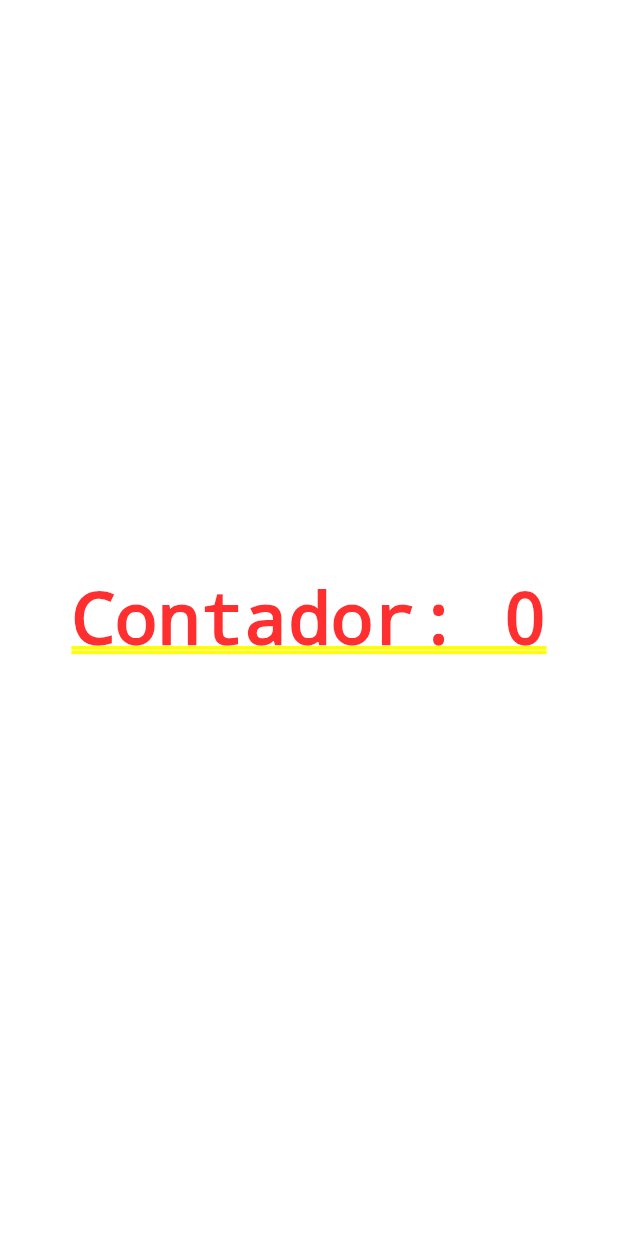
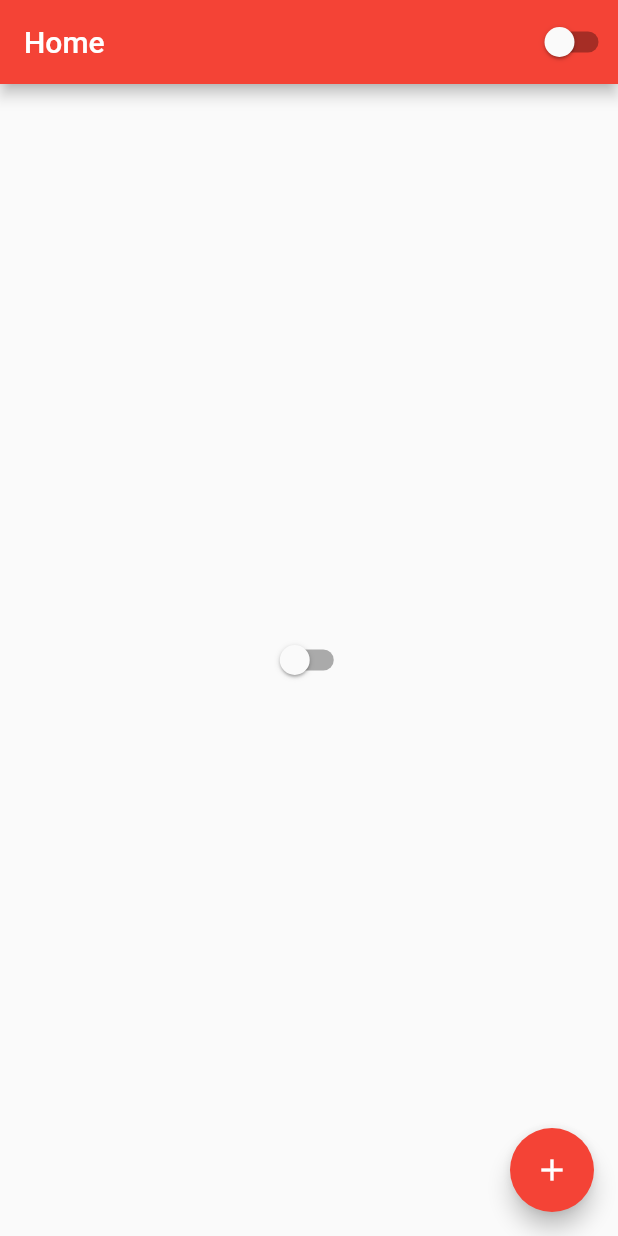
Before and after one commit to LucasVicenti12/Estudo-de-Dart-com-Flutter, a Flutter app: the screen it shows after launch, on a phone screen of 412 x 824 dp. Run offline on Flutter 3.47's test engine with Material 2 defaults, Android fonts, the phone set to English and light mode, and no system bars.

Commit message:
Componetizacao de widgets

```diff
--- /dev/null
+++ b/lib/AppWidget.dart
@@ -0,0 +1,22 @@
+import 'package:flutter/cupertino.dart';
+import 'package:flutter/material.dart';
+import 'package:ola_mundo/app_controller.dart';
+import 'home_page.dart';
+
+class AppWidget extends StatelessWidget{
+
+  @override
+  Widget build(BuildContext context) {
+    return AnimatedBuilder(
+      animation: AppController.instance,
+      builder: (context, child) {
+      return MaterialApp(
+      theme: ThemeData(
+        primarySwatch: Colors.red,
+        brightness: AppController.instance.isDarkTheme ? Brightness.dark : Brightness.light,
+      ),
+      home: HomePage(),
+    );
+    },);
+  }
+}
--- /dev/null
+++ b/lib/app_controller.dart
@@ -0,0 +1,12 @@
+import 'package:flutter/cupertino.dart';
+
+class AppController extends ChangeNotifier{
+
+  static AppController instance = AppController();
+
+  bool isDarkTheme = false;
+  changeTheme(){
+    isDarkTheme = !isDarkTheme;
+    notifyListeners();
+  }
+}
--- /dev/null
+++ b/lib/home_page.dart
@@ -0,0 +1,50 @@
+import 'package:flutter/cupertino.dart';
+import 'package:flutter/material.dart';
+import 'package:ola_mundo/app_controller.dart';
+
+class HomePage extends StatefulWidget {
+  @override
+  State<StatefulWidget> createState() {
+    return HomePageState();
+  }
+}
+
+class HomePageState extends State<HomePage> {
+  int counter = 0;
+
+  @override
+  Widget build(BuildContext context) {
+    return Scaffold(
+      appBar: AppBar(
+        title: Text('Home'),
+        actions: [CustomSwitch()],
+      ),
+      body: Center(
+        child: CustomSwitch(),
+      ),
+      floatingActionButton:
+      FloatingActionButton(
+        child: Icon(Icons.add),
+        onPressed: (() {
+          setState(() {
+            counter++;
+          });
+        }),
+      ),
+    );
+  }
+}
+
+class CustomSwitch extends StatelessWidget {
+  const CustomSwitch({Key? key}) : super(key: key);
+
+  @override
+  Widget build(BuildContext context) {
+    return Switch(
+      value: AppController.instance.isDarkTheme,
+      onChanged: (value) {
+        AppController.instance.changeTheme();
+      },
+    );
+  }
+}
--- a/lib/main.dart
+++ b/lib/main.dart
@@ -1,50 +1,7 @@
 import 'package:flutter/cupertino.dart';
 import 'package:flutter/material.dart';
+import 'AppWidget.dart';
 
 void main() {
-  runApp(AppWidget(title: 'Lucão'));
+  runApp(AppWidget());
 }
-
-class AppWidget extends StatelessWidget{
-
-  final String title;
-
-  const AppWidget({super.key, required this.title});
-
-  @override
-  Widget build(BuildContext context) {
-    return MaterialApp(
-      theme: ThemeData(
-        primarySwatch: Colors.red
-      ),
-      home: HomePage(),
-    );
-  }
-}
-
-class HomePage extends StatefulWidget{
-  @override
-  State<StatefulWidget> createState() {
-    return HomePageState();
-  }
-
-}
-
-class HomePageState extends State<HomePage>{
-
-  int counter = 0;
-
-  @override
-  Widget build(BuildContext context) {
-    return Container(
-      child: Center(child: GestureDetector(
-        child: Text('Contador: $counter'),
-        onTap: (){
-          setState(() {
-            counter++;
-          });
-        },
-      )),
-    );
-  }
-}
```
